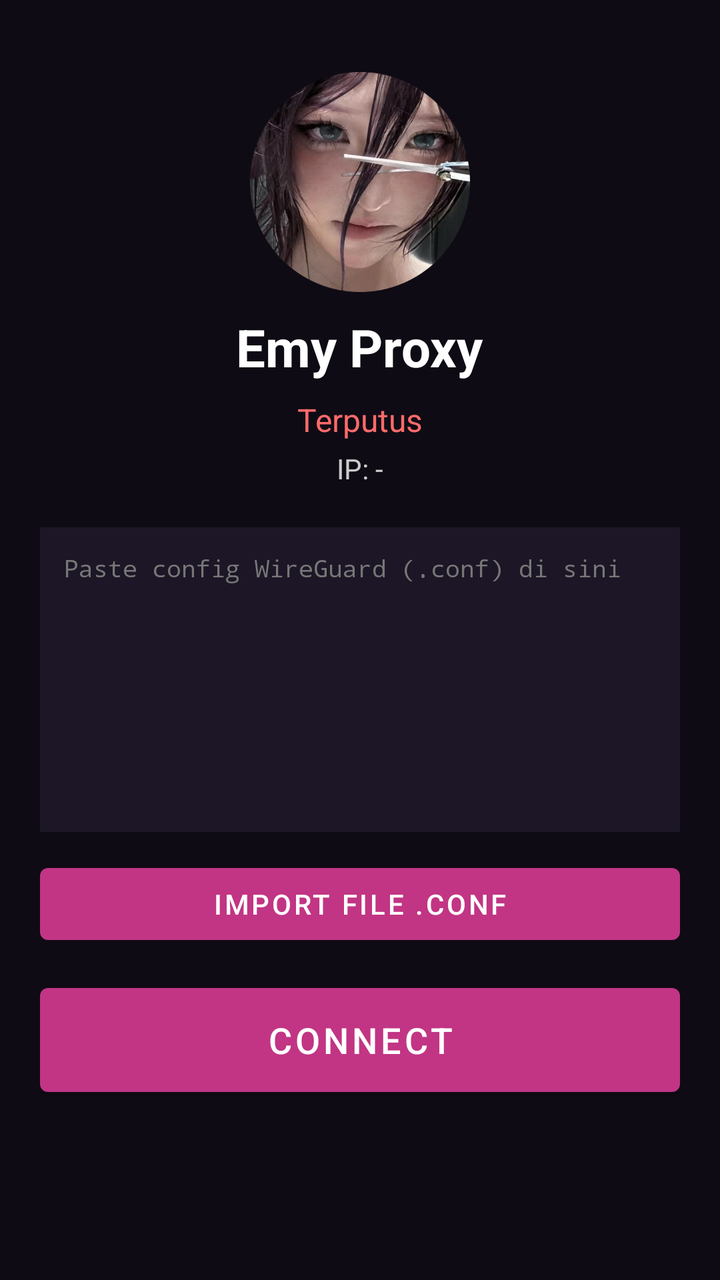
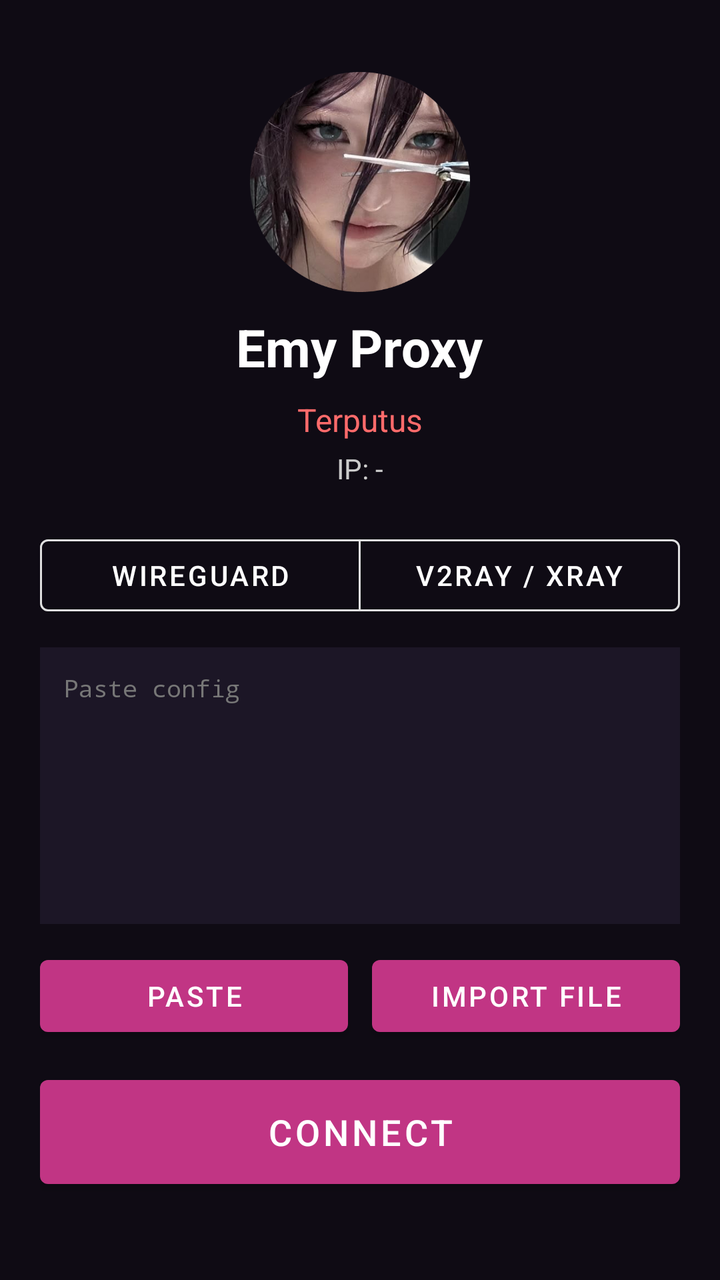

The first picture is an Android layout as it rendered before a commit; the second is the same layout after the commit. The layout source and the unified diff follow.
<!-- AndroidManifest.xml: application theme Theme.Emy -->
<!-- res/layout/activity_main.xml -->
<?xml version="1.0" encoding="utf-8"?>
<ScrollView xmlns:android="http://schemas.android.com/apk/res/android"
    android:layout_width="match_parent"
    android:layout_height="match_parent"
    android:fillViewport="true">

    <LinearLayout
        android:layout_width="match_parent"
        android:layout_height="wrap_content"
        android:gravity="center_horizontal"
        android:orientation="vertical"
        android:padding="20dp">

        <ImageView
            android:layout_width="110dp"
            android:layout_height="110dp"
            android:layout_marginTop="16dp"
            android:contentDescription="Logo"
            android:src="@drawable/logo" />

        <TextView
            android:layout_width="wrap_content"
            android:layout_height="wrap_content"
            android:layout_marginTop="10dp"
            android:text="Emy Proxy"
            android:textColor="#FFFFFF"
            android:textSize="26sp"
            android:textStyle="bold" />

        <TextView
            android:id="@+id/tvStatus"
            android:layout_width="wrap_content"
            android:layout_height="wrap_content"
            android:layout_marginTop="8dp"
            android:text="Terputus"
            android:textColor="#FF6B6B"
            android:textSize="16sp" />

        <TextView
            android:id="@+id/tvIp"
            android:layout_width="wrap_content"
            android:layout_height="wrap_content"
            android:layout_marginTop="4dp"
            android:text="IP: -"
            android:textColor="#CCCCCC"
            android:textSize="14sp" />

        <EditText
            android:id="@+id/etConfig"
            android:layout_width="match_parent"
            android:layout_height="wrap_content"
            android:layout_marginTop="20dp"
            android:background="#1C1626"
            android:fontFamily="monospace"
            android:gravity="top"
            android:hint="Paste config WireGuard (.conf) di sini"
            android:inputType="textMultiLine|textNoSuggestions"
            android:minLines="9"
            android:padding="12dp"
            android:textColor="#FFFFFF"
            android:textColorHint="#777777"
            android:textSize="12sp" />

        <com.google.android.material.button.MaterialButton
            android:id="@+id/btnImport"
            android:layout_width="match_parent"
            android:layout_height="wrap_content"
            android:layout_marginTop="12dp"
            android:text="Import file .conf" />

        <com.google.android.material.button.MaterialButton
            android:id="@+id/btnConnect"
            android:layout_width="match_parent"
            android:layout_height="64dp"
            android:layout_marginTop="12dp"
            android:text="CONNECT"
            android:textSize="18sp" />
    </LinearLayout>
</ScrollView>
<!-- resources referenced by this layout -->
<resources>
  <!-- drawable logo: png bitmap (drawable-nodpi, 355735 bytes) -->
  <style name="Theme.Emy" parent="Theme.MaterialComponents.DayNight.NoActionBar">
          <item name="colorPrimary">#C13584</item>
          <item name="colorOnPrimary">#FFFFFF</item>
          <item name="android:windowBackground">#0F0B14</item>
          <item name="android:statusBarColor">#0F0B14</item>
          <item name="android:navigationBarColor">#0F0B14</item>
      </style>
</resources>

<!-- the commit's change to res/layout/activity_main.xml (unified diff, before → after) -->
@@ -1,5 +1,6 @@
 <?xml version="1.0" encoding="utf-8"?>
 <ScrollView xmlns:android="http://schemas.android.com/apk/res/android"
+    xmlns:app="http://schemas.android.com/apk/res-auto"
     android:layout_width="match_parent"
     android:layout_height="match_parent"
     android:fillViewport="true">
@@ -45,28 +46,71 @@
             android:textColor="#CCCCCC"
             android:textSize="14sp" />
 
+        <com.google.android.material.button.MaterialButtonToggleGroup
+            android:id="@+id/toggleMode"
+            android:layout_width="match_parent"
+            android:layout_height="wrap_content"
+            android:layout_marginTop="20dp"
+            app:selectionRequired="true"
+            app:singleSelection="true">
+
+            <com.google.android.material.button.MaterialButton
+                android:id="@+id/btnModeWg"
+                style="?attr/materialButtonOutlinedStyle"
+                android:layout_width="0dp"
+                android:layout_height="wrap_content"
+                android:layout_weight="1"
+                android:text="WireGuard"
+                android:textColor="#FFFFFF" />
+
+            <com.google.android.material.button.MaterialButton
+                android:id="@+id/btnModeXray"
+                style="?attr/materialButtonOutlinedStyle"
+                android:layout_width="0dp"
+                android:layout_height="wrap_content"
+                android:layout_weight="1"
+                android:text="V2Ray / Xray"
+                android:textColor="#FFFFFF" />
+        </com.google.android.material.button.MaterialButtonToggleGroup>
+
         <EditText
             android:id="@+id/etConfig"
             android:layout_width="match_parent"
             android:layout_height="wrap_content"
-            android:layout_marginTop="20dp"
+            android:layout_marginTop="12dp"
             android:background="#1C1626"
             android:fontFamily="monospace"
             android:gravity="top"
-            android:hint="Paste config WireGuard (.conf) di sini"
+            android:hint="Paste config"
             android:inputType="textMultiLine|textNoSuggestions"
-            android:minLines="9"
+            android:minLines="8"
             android:padding="12dp"
             android:textColor="#FFFFFF"
             android:textColorHint="#777777"
             android:textSize="12sp" />
 
-        <com.google.android.material.button.MaterialButton
-            android:id="@+id/btnImport"
+        <LinearLayout
             android:layout_width="match_parent"
             android:layout_height="wrap_content"
             android:layout_marginTop="12dp"
-            android:text="Import file .conf" />
+            android:orientation="horizontal">
+
+            <com.google.android.material.button.MaterialButton
+                android:id="@+id/btnPaste"
+                android:layout_width="0dp"
+                android:layout_height="wrap_content"
+                android:layout_marginEnd="6dp"
+                android:layout_weight="1"
+                android:text="Paste" />
+
+            <com.google.android.material.button.MaterialButton
+                android:id="@+id/btnImport"
+                android:layout_width="0dp"
+                android:layout_height="wrap_content"
+                android:layout_marginStart="6dp"
+                android:layout_weight="1"
+                android:text="Import file" />
+        </LinearLayout>
 
         <com.google.android.material.button.MaterialButton
             android:id="@+id/btnConnect"
